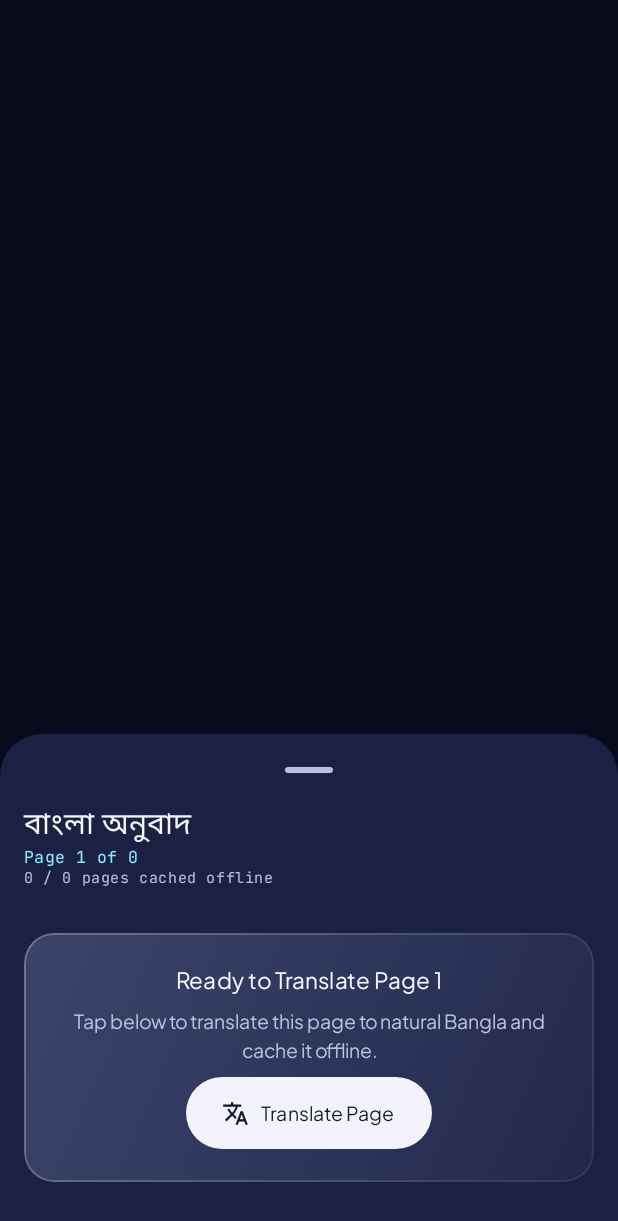
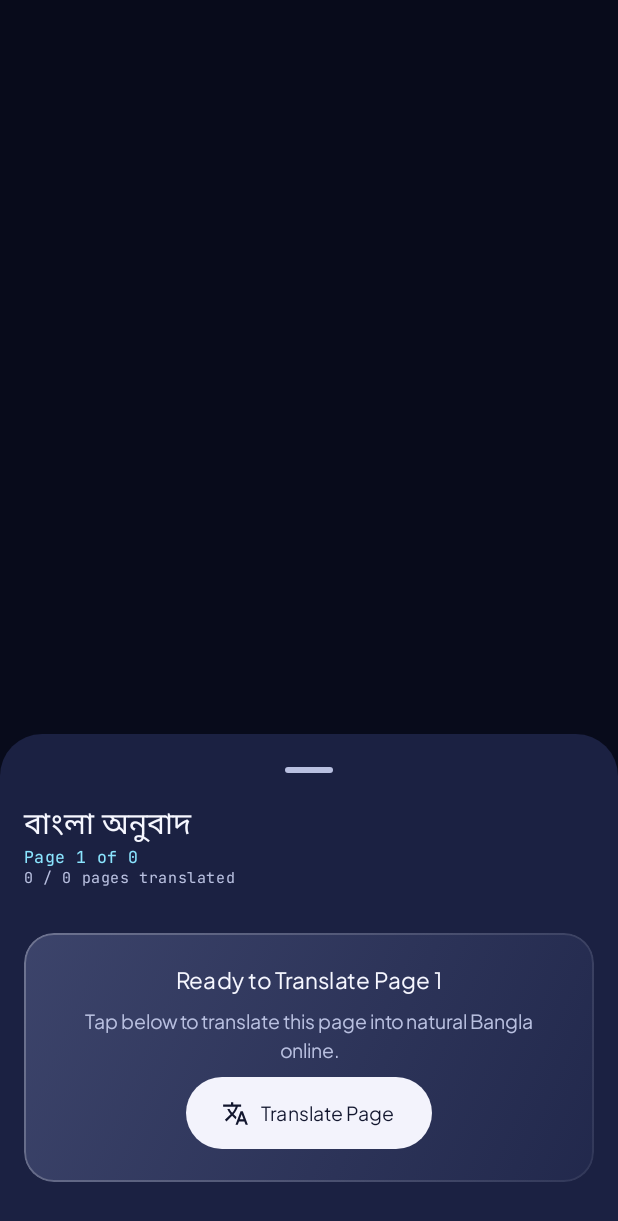
Before and after one commit to lalonbrand/bs-reader-manuals, an Android app built with Jetpack Compose: the composable BilingualTranslationBottomSheet called with empty values, on a phone screen of 412 x 824 dp. Shown: the top 1221 px of the screen. Run offline under Robolectric (Android 15) with nearby library versions, the phone set to English and light mode, and no system bars.

Commit message:
feat: increase AI service timeout and refine UI labels
Extend Gemini translation and grading timeouts to 70 seconds to handle network latency. Update UI strings to better reflect the translation process.

```diff
--- a/app/src/main/java/com/example/data/ai/GeminiRestClient.kt
+++ b/app/src/main/java/com/example/data/ai/GeminiRestClient.kt
@@ -69,9 +69,9 @@ object GeminiRestClient {
         val encodedImages = images.map { encodeBitmapAsBase64Jpeg(it) }
 
         val attempts = listOf(
-            ModelAttempt("gemini-3.8-flash", useLowThinking = true, timeoutMs = 25_000L),
-            ModelAttempt("gemini-3.5-flash-lite", useLowThinking = false, timeoutMs = 30_000L),
-            ModelAttempt("gemini-2.5-flash", useLowThinking = false, timeoutMs = 30_000L)
+            ModelAttempt("gemini-3.8-flash", useLowThinking = true, timeoutMs = 22_000L),
+            ModelAttempt("gemini-3.5-flash-lite", useLowThinking = false, timeoutMs = 20_000L),
+            ModelAttempt("gemini-2.5-flash", useLowThinking = false, timeoutMs = 20_000L)
         )
 
         var lastError: Exception? = null
--- a/app/src/main/java/com/example/data/ai/PageTranslationService.kt
+++ b/app/src/main/java/com/example/data/ai/PageTranslationService.kt
@@ -18,7 +18,7 @@ import kotlin.math.max
 
 private const val TAG = "PageTranslationService"
 private const val MAX_IMAGE_SIDE_PX = 1280
-private const val TRANSLATION_TIMEOUT_MS = 60_000L
+private const val TRANSLATION_TIMEOUT_MS = 70_000L
 
 class PageTranslationService {
 
@@ -94,7 +94,7 @@ class PageTranslationService {
                 }
             } catch (e: TimeoutCancellationException) {
                 Log.e(TAG, "Page translation timed out for ${pageFile.name}", e)
-                throw IllegalStateException("Translation timed out after 60 seconds. Check internet connection and retry.", e)
+                throw IllegalStateException("Translation timed out. Check internet connection and retry.", e)
             } catch (e: CancellationException) {
                 throw e
             } catch (e: Exception) {
--- a/app/src/main/java/com/example/data/exam/ExamAiService.kt
+++ b/app/src/main/java/com/example/data/exam/ExamAiService.kt
@@ -220,7 +220,7 @@ class ExamAiService {
                             - If a question has an answer key later on the same pages, match them together.
                         """.trimIndent()
 
-                        val rawJson = withTimeout(60_000L) {
+                        val rawJson = withTimeout(70_000L) {
                             GeminiRestClient.generateStructuredJson(
                                 promptText = chunkPrompt,
                                 images = bitmaps,
@@ -374,7 +374,7 @@ class ExamAiService {
                 """.trimIndent()
 
                 val jsonStr = try {
-                    withTimeout(60_000L) {
+                    withTimeout(70_000L) {
                         GeminiRestClient.generateStructuredJson(
                             promptText = promptText,
                             images = emptyList(),
@@ -384,7 +384,7 @@ class ExamAiService {
                     }
                 } catch (e: TimeoutCancellationException) {
                     Log.e(TAG, "AI grading timed out", e)
-                    throw IllegalStateException("AI grading timed out after 60 seconds. Please tap Submit Exam again.", e)
+                    throw IllegalStateException("AI grading timed out. Please tap Submit Exam again.", e)
                 } catch (e: CancellationException) {
                     throw e
                 } catch (e: Exception) {
--- a/app/src/main/java/com/example/ui/reader/ReaderSheets.kt
+++ b/app/src/main/java/com/example/ui/reader/ReaderSheets.kt
@@ -421,7 +421,7 @@ fun BilingualTranslationBottomSheet(
                         color = SoftCyan
                     )
                     Text(
-                        text = "$translatedPagesCount / $totalPages pages cached offline",
+                        text = "$translatedPagesCount / $totalPages pages translated",
                         style = MaterialTheme.typography.labelSmall,
                         color = MaterialTheme.colorScheme.onSurfaceVariant,
                         modifier = Modifier.testTag("translated_pages_count_label")
@@ -665,7 +665,7 @@ fun BilingualTranslationBottomSheet(
                             textAlign = TextAlign.Center
                         )
                         Text(
-                            text = "Reading paragraphs directly from the manual page and saving to your offline device cache.",
+                            text = "Translating this manual page into natural Bangla online...",
                             style = MaterialTheme.typography.bodyMedium,
                             color = MaterialTheme.colorScheme.onSurfaceVariant,
                             textAlign = TextAlign.Center
@@ -755,7 +755,7 @@ fun BilingualTranslationBottomSheet(
                             text = if (isCheckedEmptyPage) {
                                 "This page appears to be an illustration, diagram, or blank separator."
                             } else {
-                                "Tap below to translate this page to natural Bangla and cache it offline."
+                                "Tap below to translate this page into natural Bangla online."
                             },
                             style = MaterialTheme.typography.bodyMedium,
                             color = MaterialTheme.colorScheme.onSurfaceVariant,
```
